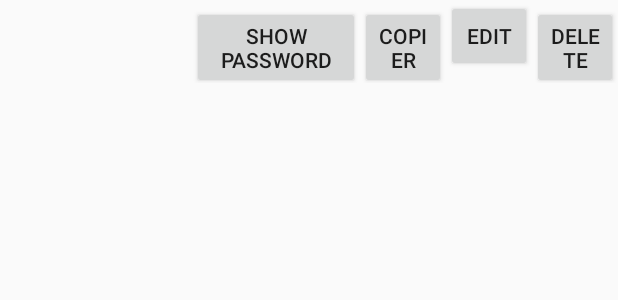
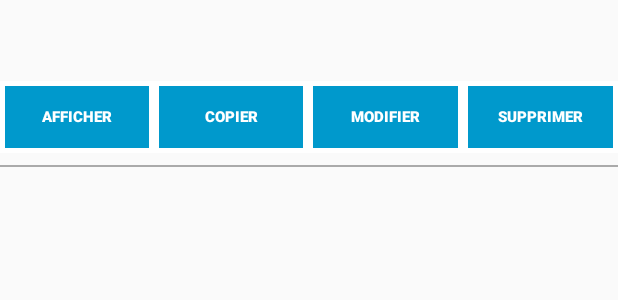
Before and after one commit to Epsiilon/AndroidPassword, an Android app: the layout fragment_data.xml on its own in the app's theme, with its tools: preview values and no code run, on a phone screen of 412 x 824 dp. Shown: the top 300 px of the screen. Run offline under Robolectric (Android 15) with nearby library versions, the phone set to English and light mode, and no system bars.

Commit message:
Modify mainActivity and fragments for responsivity

```diff
--- /dev/null
+++ b/app/src/main/res/drawable/button_border.xml
@@ -0,0 +1,11 @@
+<?xml version="1.0" encoding="utf-8"?>
+<shape xmlns:android="http://schemas.android.com/apk/res/android"
+    android:layout_width="wrap_content"
+    android:layout_height="wrap_content"
+    android:shape="rectangle" >
+
+    <solid android:color="@android:color/holo_blue_dark" />
+    <stroke android:width="3dp"
+        android:color="@android:color/white" />
+
+</shape>
--- a/app/src/main/res/layout/activity_edit.xml
+++ b/app/src/main/res/layout/activity_edit.xml
@@ -164,8 +164,8 @@
         app:layout_constraintBottom_toBottomOf="parent"
         app:layout_constraintEnd_toEndOf="parent"
         app:layout_constraintStart_toStartOf="parent"
-        app:layout_constraintTop_toTopOf="parent"
-        app:layout_constraintVertical_bias="0.98" />
+        app:layout_constraintTop_toBottomOf="@+id/password"
+        app:layout_constraintVertical_bias="0.89" />
 
     <TextView
         android:id="@+id/textView8"
--- a/app/src/main/res/layout/activity_main.xml
+++ b/app/src/main/res/layout/activity_main.xml
@@ -5,6 +5,34 @@
     android:layout_width="match_parent"
     android:layout_height="match_parent"
     tools:context="com.esgi.androidPassword.MainActivity">
+
+    <View
+        android:id="@+id/view6"
+        android:layout_width="369dp"
+        android:layout_height="3dp"
+        android:layout_marginStart="8dp"
+        android:layout_marginEnd="8dp"
+        android:layout_weight="1"
+        android:background="@android:color/holo_blue_dark"
+        app:layout_constraintBottom_toTopOf="@+id/scrollView2"
+        app:layout_constraintEnd_toEndOf="parent"
+        app:layout_constraintStart_toStartOf="parent"
+        app:layout_constraintTop_toTopOf="@+id/scrollView2" />
+
+    <View
+        android:id="@+id/view4"
+        android:layout_width="369dp"
+        android:layout_height="3dp"
+        android:layout_marginStart="8dp"
+        android:layout_marginEnd="8dp"
+        android:layout_marginBottom="8dp"
+        android:layout_weight="1"
+        android:background="@android:color/holo_blue_dark"
+        app:layout_constraintBottom_toBottomOf="parent"
+        app:layout_constraintEnd_toEndOf="parent"
+        app:layout_constraintStart_toStartOf="parent"
+        app:layout_constraintTop_toBottomOf="@+id/scrollView2"
+        app:layout_constraintVertical_bias="0.0" />
 
     <Button
         android:id="@+id/btnAdd2"
--- a/app/src/main/res/layout/fragment_data.xml
+++ b/app/src/main/res/layout/fragment_data.xml
@@ -1,7 +1,13 @@
 <?xml version="1.0" encoding="utf-8"?>
 <LinearLayout xmlns:android="http://schemas.android.com/apk/res/android"
-    android:layout_width="wrap_content"
+    xmlns:app="http://schemas.android.com/apk/res-auto"
+    android:layout_width="match_parent"
     android:layout_height="wrap_content"
+    android:orientation="vertical">
+
+    <LinearLayout
+        android:layout_width="match_parent"
+        android:layout_height="match_parent"
         android:orientation="horizontal">
 
         <TextView
@@ -31,33 +37,80 @@
             android:layout_height="wrap_content"
             android:layout_margin="@dimen/text_margin"
             android:textAppearance="?attr/textAppearanceListItem" />
+    </LinearLayout>
+
+    <LinearLayout
+        android:layout_width="match_parent"
+        android:layout_height="match_parent"
+        android:orientation="horizontal">
 
         <Button
             android:id="@+id/showPassword"
-        android:layout_width="0dp"
+            android:layout_width="1dp"
             android:layout_height="wrap_content"
             android:layout_weight="1"
-        android:text="Show password" />
+            android:background="@drawable/button_border"
+            android:text="Afficher"
+            android:textAllCaps="true"
+            android:textColor="@android:color/white"
+            android:textSize="10sp"
+            android:textStyle="bold" />
 
         <Button
             android:id="@+id/copy"
-        android:layout_width="0dp"
+            android:layout_width="1dp"
             android:layout_height="wrap_content"
             android:layout_weight="1"
-        android:text="Copier" />
+            android:background="@drawable/button_border"
+            android:text="Copier"
+            android:textAllCaps="true"
+            android:textColor="@android:color/white"
+            android:textSize="10sp"
+            android:textStyle="bold" />
 
         <Button
             android:id="@+id/edit"
-        android:layout_width="0dp"
+            android:layout_width="1dp"
             android:layout_height="wrap_content"
             android:layout_weight="1"
-        android:text="Edit" />
-
+            android:background="@drawable/button_border"
+            android:text="Modifier"
+            android:textAllCaps="true"
+            android:textColor="@android:color/white"
+            android:textSize="10sp"
+            android:textStyle="bold" />
 
         <Button
             android:id="@+id/delete"
-        android:layout_width="0dp"
+            android:layout_width="1dp"
             android:layout_height="wrap_content"
             android:layout_weight="1"
-        android:text="Delete" />
+            android:background="@drawable/button_border"
+            android:text="Supprimer"
+            android:textAllCaps="true"
+            android:textColor="@android:color/white"
+            android:textSize="10sp"
+            android:textStyle="bold" />
     </LinearLayout>
+
+    <LinearLayout
+        android:layout_width="match_parent"
+        android:layout_height="match_parent"
+        android:orientation="horizontal">
+
+        <View
+            android:id="@+id/view5"
+            android:layout_width="match_parent"
+            android:layout_height="1dp"
+            android:layout_marginTop="8dp"
+            android:layout_marginBottom="8dp"
+            android:layout_weight="1"
+            android:background="@android:color/darker_gray"
+            app:layout_constraintBottom_toBottomOf="parent"
+            app:layout_constraintTop_toBottomOf="@+id/generate"
+            app:layout_constraintVertical_bias="0.13999999" />
+
+    </LinearLayout>
+
+
+</LinearLayout>
```
Lines whose indentation alone changed are shown as unchanged.
